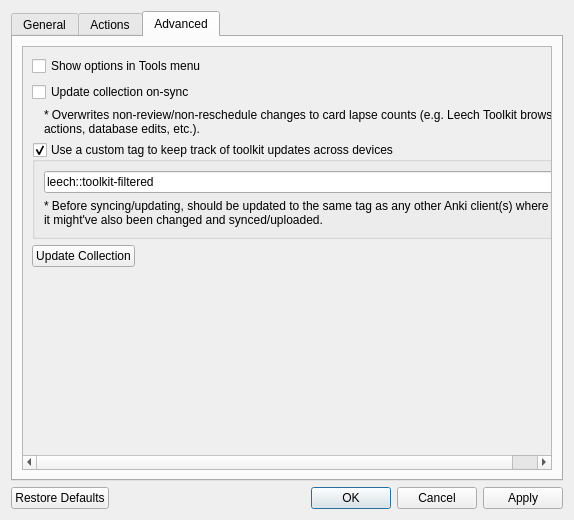
First picture: the form in res/ui/options_dialog.ui, repository iamjustkoi/LeechToolkit, before the edit.
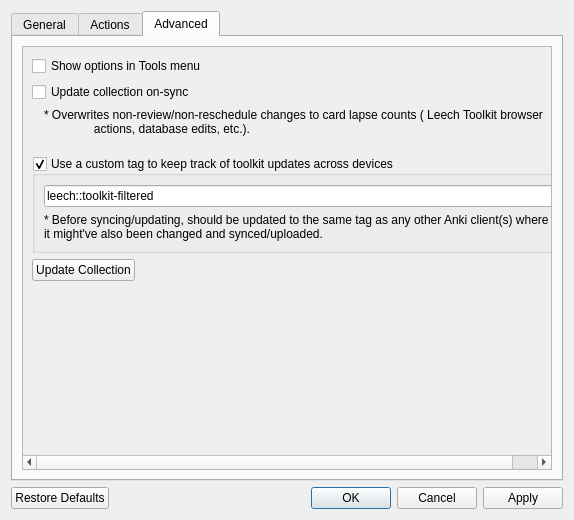
Second picture: the form after the edit. The open tabs and pages were chosen to show the change.

Diff of the .ui file:
```diff
--- a/res/ui/options_dialog.ui
+++ b/res/ui/options_dialog.ui
@@ -289,7 +289,9 @@
            <item>
             <widget class="QLabel" name="label_2">
              <property name="text">
-              <string>* Overwrites non-review/non-reschedule changes to card lapse counts (e.g. Leech Toolkit browser actions, database edits, etc.).</string>
+              <string>* Overwrites non-review/non-reschedule changes to card lapse counts ( Leech Toolkit browser
+               actions, database edits, etc.).
+              </string>
              </property>
              <property name="wordWrap">
               <bool>true</bool>
```
Left out of the diff: 2 changed lines with no effect on the pictures.
